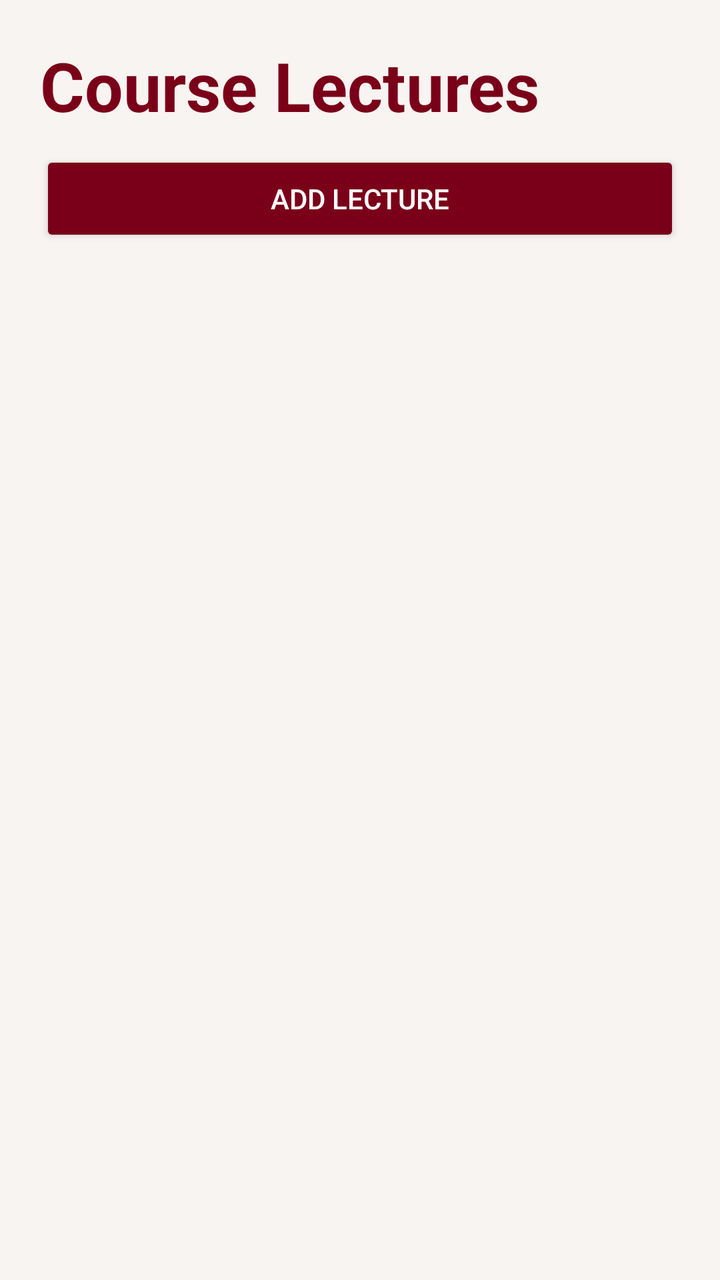
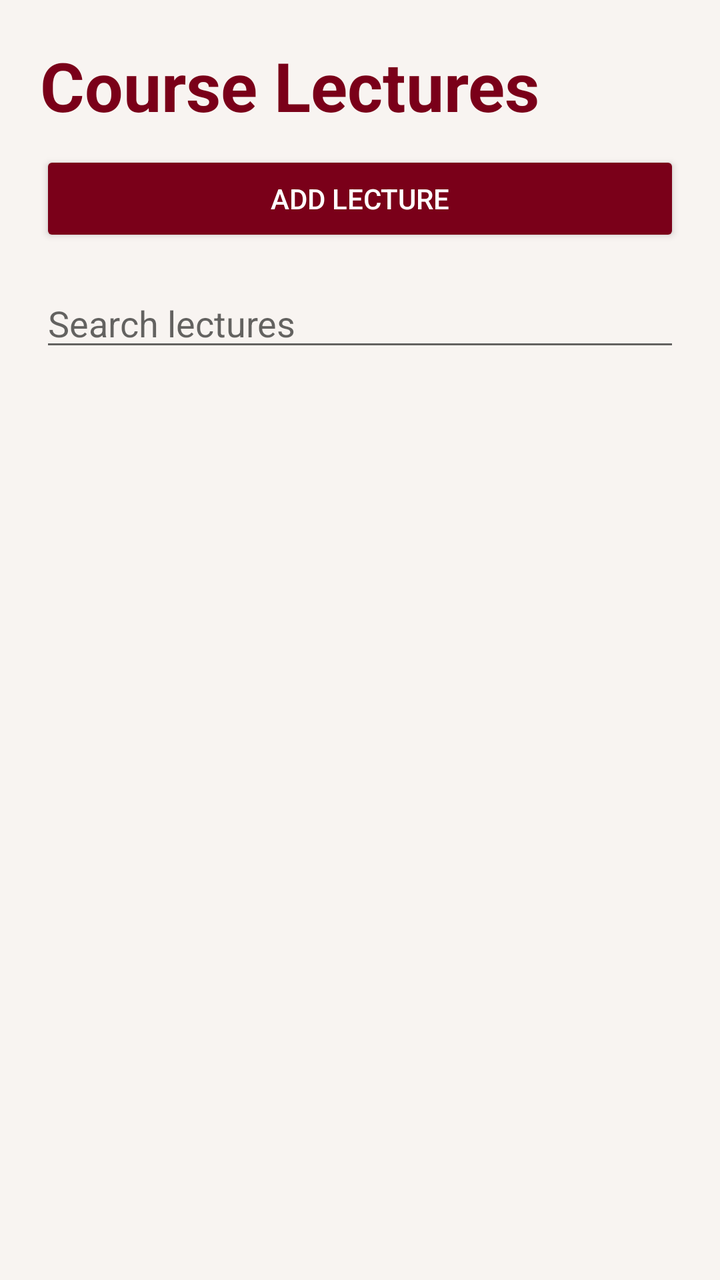

The first picture is an Android layout as it rendered before a commit; the second is the same layout after the commit. The layout source and the unified diff follow.
<!-- AndroidManifest.xml: application theme Theme.AppCompat.Light.NoActionBar -->
<!-- res/layout/activity_lectures.xml -->
<?xml version="1.0" encoding="utf-8"?>
<LinearLayout xmlns:android="http://schemas.android.com/apk/res/android"
    android:layout_width="match_parent"
    android:layout_height="match_parent"
    android:orientation="vertical"
    android:background="#F8F4F1"
    android:padding="20dp">

    <TextView
        android:id="@+id/txtCourseName"
        android:layout_width="wrap_content"
        android:layout_height="wrap_content"
        android:text="Course Lectures"
        android:textSize="34sp"
        android:textStyle="bold"
        android:textColor="#7A0019"
        android:layout_marginBottom="10dp"/>

    <Button
        android:id="@+id/btnAddLecture"
        android:layout_width="match_parent"
        android:layout_height="wrap_content"
        android:text="Add Lecture"
        android:textColor="#FFFFFF"
        android:backgroundTint="#7A0019"
        android:layout_marginBottom="16dp"/>

    <ProgressBar
        android:id="@+id/progressBar"
        android:layout_width="wrap_content"
        android:layout_height="wrap_content"
        android:layout_gravity="center"
        android:visibility="gone"/>

    <ScrollView
        android:layout_width="match_parent"
        android:layout_height="0dp"
        android:layout_weight="1">

        <LinearLayout
            android:id="@+id/lectureContainer"
            android:layout_width="match_parent"
            android:layout_height="wrap_content"
            android:orientation="vertical"/>

    </ScrollView>

</LinearLayout>
<!-- resources referenced by this layout -->
<resources>

</resources>

<!-- the commit's change to res/layout/activity_lectures.xml (unified diff, before → after) -->
@@ -25,6 +25,13 @@
         android:backgroundTint="#7A0019"
         android:layout_marginBottom="16dp"/>
 
+    <EditText
+        android:id="@+id/searchLectureBar"
+        android:layout_width="match_parent"
+        android:layout_height="wrap_content"
+        android:hint="Search lectures"
+        android:layout_marginBottom="12dp"/>
+
     <ProgressBar
         android:id="@+id/progressBar"
         android:layout_width="wrap_content"
